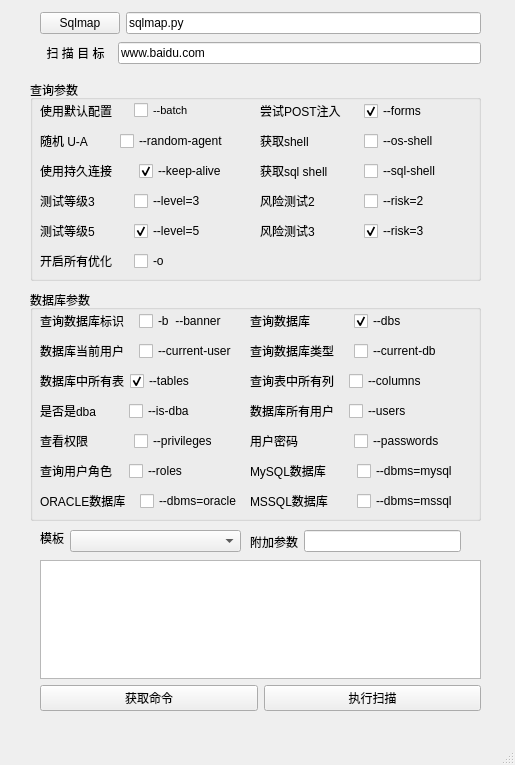
First picture: the form in tools/sqlmap.ui, repository etony/myPyTool, before the edit.
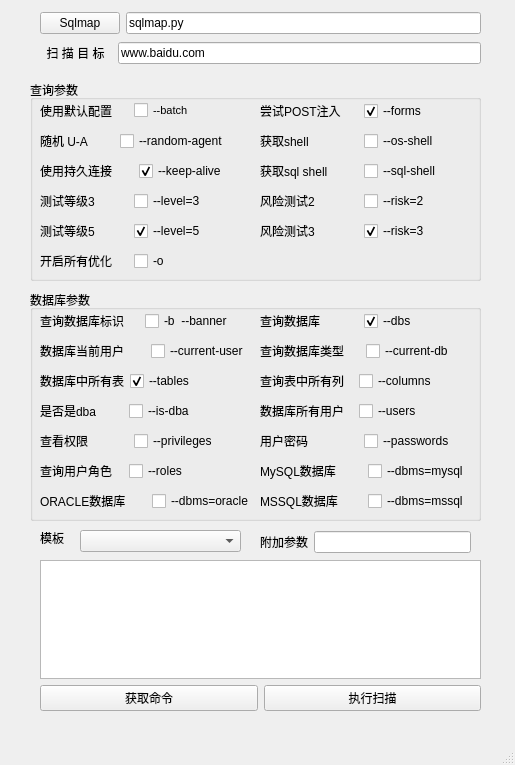
Second picture: the form after the edit.

What changed in the file:
```diff
--- a/tools/sqlmap.ui
+++ b/tools/sqlmap.ui
@@ -347,7 +347,7 @@
       <rect>
        <x>10</x>
        <y>20</y>
-       <width>191</width>
+       <width>203</width>
        <height>22</height>
       </rect>
      </property>
@@ -371,7 +371,7 @@
     <widget class="QWidget" name="layoutWidget">
      <property name="geometry">
       <rect>
-       <x>220</x>
+       <x>230</x>
        <y>20</y>
        <width>201</width>
        <height>22</height>
@@ -402,7 +402,7 @@
       <rect>
        <x>10</x>
        <y>50</y>
-       <width>200</width>
+       <width>215</width>
        <height>22</height>
       </rect>
      </property>
@@ -426,9 +426,9 @@
     <widget class="QWidget" name="layoutWidget">
      <property name="geometry">
       <rect>
-       <x>220</x>
+       <x>230</x>
        <y>50</y>
-       <width>201</width>
+       <width>205</width>
        <height>22</height>
       </rect>
      </property>
@@ -454,7 +454,7 @@
       <rect>
        <x>10</x>
        <y>80</y>
-       <width>171</width>
+       <width>174</width>
        <height>22</height>
       </rect>
      </property>
@@ -481,7 +481,7 @@
     <widget class="QWidget" name="layoutWidget">
      <property name="geometry">
       <rect>
-       <x>220</x>
+       <x>230</x>
        <y>80</y>
        <width>191</width>
        <height>22</height>
@@ -533,7 +533,7 @@
     <widget class="QWidget" name="layoutWidget">
      <property name="geometry">
       <rect>
-       <x>220</x>
+       <x>230</x>
        <y>140</y>
        <width>201</width>
        <height>22</height>
@@ -585,7 +585,7 @@
     <widget class="QWidget" name="layoutWidget">
      <property name="geometry">
       <rect>
-       <x>220</x>
+       <x>230</x>
        <y>110</y>
        <width>191</width>
        <height>22</height>
@@ -637,9 +637,9 @@
     <widget class="QWidget" name="layoutWidget">
      <property name="geometry">
       <rect>
-       <x>220</x>
+       <x>230</x>
        <y>170</y>
-       <width>211</width>
+       <width>212</width>
        <height>22</height>
       </rect>
      </property>
@@ -665,7 +665,7 @@
       <rect>
        <x>10</x>
        <y>200</y>
-       <width>206</width>
+       <width>218</width>
        <height>22</height>
       </rect>
      </property>
@@ -689,9 +689,9 @@
     <widget class="QWidget" name="layoutWidget">
      <property name="geometry">
       <rect>
-       <x>220</x>
+       <x>230</x>
        <y>200</y>
-       <width>211</width>
+       <width>212</width>
        <height>22</height>
       </rect>
      </property>
@@ -755,9 +755,9 @@
    <widget class="QComboBox" name="cbb_tampers">
     <property name="geometry">
      <rect>
-      <x>70</x>
+      <x>80</x>
       <y>530</y>
-      <width>171</width>
+      <width>161</width>
       <height>22</height>
      </rect>
     </property>
@@ -768,7 +768,7 @@
       <x>40</x>
       <y>10</y>
       <width>441</width>
-      <height>57</height>
+      <height>58</height>
      </rect>
     </property>
     <layout class="QVBoxLayout" name="verticalLayout_2">
@@ -815,7 +815,7 @@
      <rect>
       <x>40</x>
       <y>530</y>
-      <width>24</width>
+      <width>31</width>
       <height>16</height>
      </rect>
     </property>
@@ -823,13 +823,13 @@
      <string>模板</string>
     </property>
    </widget>
-   <widget class="QWidget" name="">
+   <widget class="QWidget" name="layoutWidget">
     <property name="geometry">
      <rect>
-      <x>250</x>
+      <x>260</x>
       <y>530</y>
       <width>211</width>
-      <height>23</height>
+      <height>24</height>
      </rect>
     </property>
     <layout class="QHBoxLayout" name="horizontalLayout_29">
```
Left out of the diff: 25 changed lines with no effect on the pictures.
